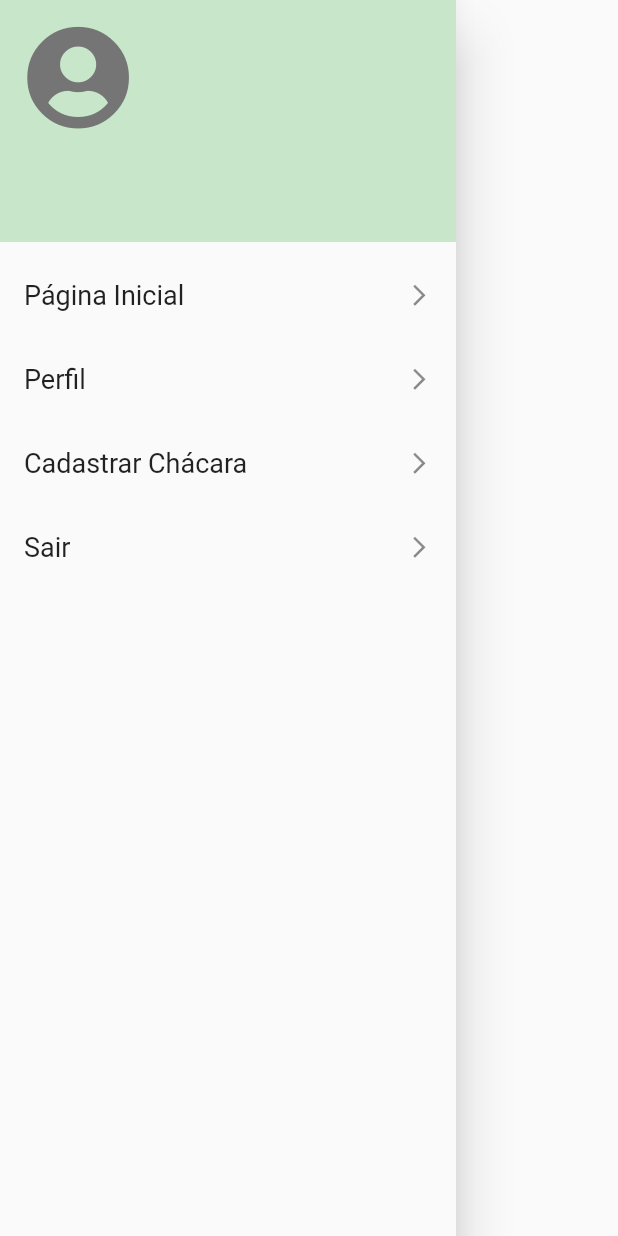
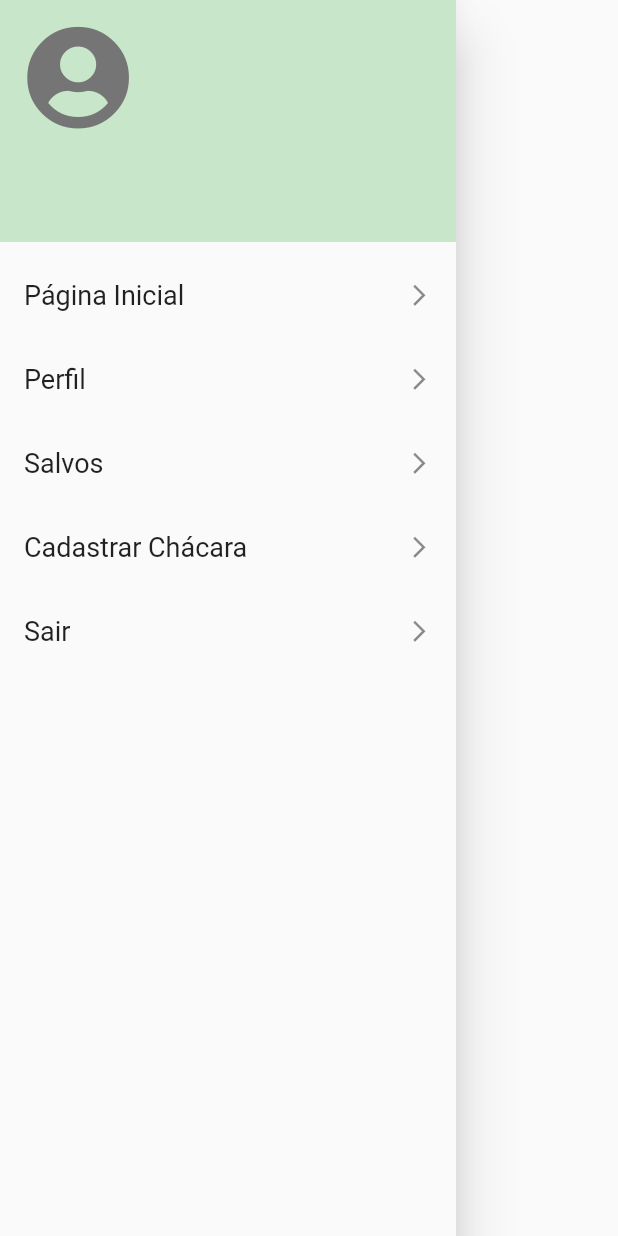
Before and after one commit to edvilsonjr/PI19D, a Flutter app: the PageDrawer widget shown alone on an empty page, opened directly, on a phone screen of 412 x 824 dp. Run offline on Flutter 3.47's test engine with Material 2 defaults, Android fonts, the phone set to English and light mode, and no system bars; our stand-ins replace firebase_auth, firebase_storage, flutter_masked_text, font_awesome_flutter, image_picker, table_calendar; missing offline and left inert: flutter_auth_buttons; accounts and stored records are empty; network calls fail.

Commit message:
Ajuste na tela de login e tela Perfil e Salvos adicionadas no drawer

```diff
--- a/lib/view/drawer.dart
+++ b/lib/view/drawer.dart
@@ -31,6 +31,13 @@ class PageDrawer extends StatelessWidget {
               trailing: Icon(Icons.arrow_forward_ios, size: 17.0,) ,
             ),
             ListTile(
+              title: Text('Salvos', style: TextStyle(fontSize: 18)),
+              onTap: () {
+                Navigator.of(context).pushNamed('/Perfil');
+              },
+              trailing: Icon(Icons.arrow_forward_ios, size: 17.0,) ,
+            ),
+            ListTile(
               title: Text('Cadastrar Chácara', style: TextStyle(fontSize: 18)),
               onTap: () {
                 Navigator.of(context).pushNamed('/CadChacara');
--- a/lib/view/perfil.dart
+++ b/lib/view/perfil.dart
@@ -56,6 +56,9 @@ class _PerfilState extends State<Perfil> {
                   ),
                 ),
               ),
+            ),
+            Divider(
+              color: Colors.black,
             ),
             Expanded(
               child: TabBarView(
```
Also changed, not shown: lib/view/tela_login.dart (+11 -0 lines).
